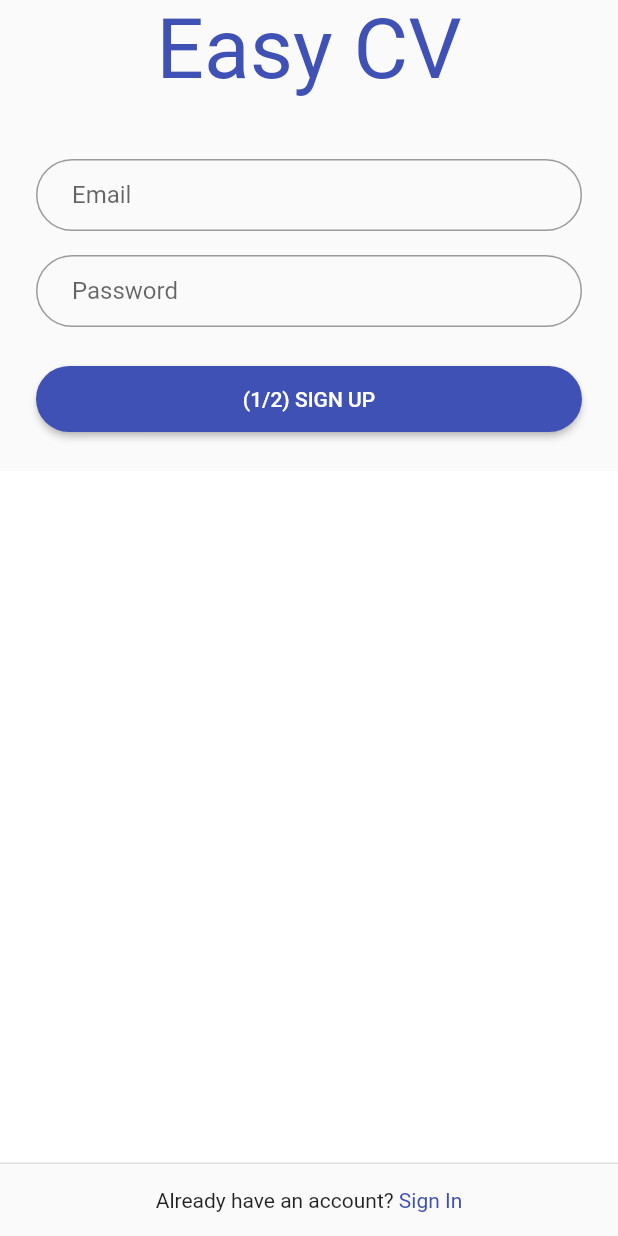
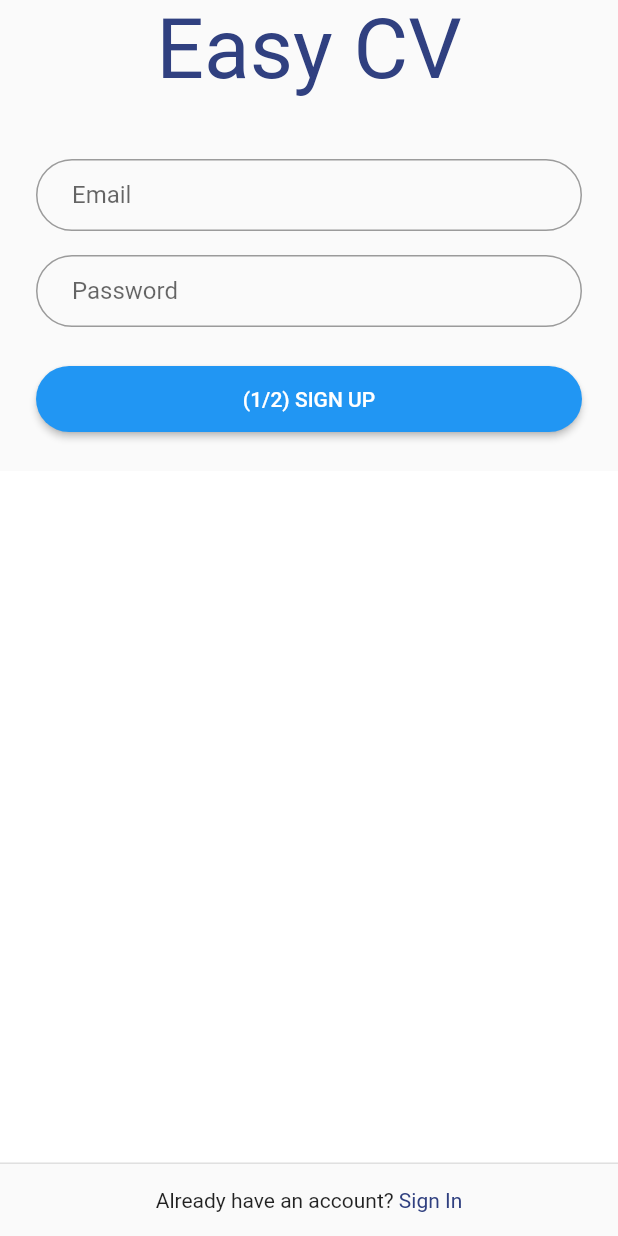
Before and after one commit to simonpham/easy_cv, a Flutter app: the screen it shows after launch, on a phone screen of 412 x 824 dp. Run offline on Flutter 3.47's test engine with Material 2 defaults, Android fonts, the phone set to English and light mode, and no system bars; our stand-ins replace cached_network_image, cloud_firestore, dio, firebase_auth, shimmer; accounts and stored records are empty.

Commit message:
feat: change theme colors

```diff
--- a/lib/constants/styles.dart
+++ b/lib/constants/styles.dart
@@ -3,21 +3,25 @@ import 'package:flutter/material.dart';
 final ThemeData appTheme = ThemeData(
   brightness: Brightness.light,
   scaffoldBackgroundColor: const Color.fromRGBO(250, 250, 250, 1.0),
-  primarySwatch: Colors.indigo,
+  primarySwatch: Colors.blue,
+  primaryColor: Color(0xff304080),
   inputDecorationTheme: inputDecorationTheme,
   cardTheme: cardTheme,
   buttonTheme: buttonTheme,
   cursorColor: Colors.indigo,
+  accentColor: Colors.green,
 );
 
 final ThemeData darkTheme = ThemeData(
   brightness: Brightness.dark,
   scaffoldBackgroundColor: Colors.black,
-  primarySwatch: Colors.indigo,
+  primarySwatch: Colors.blue,
+  primaryColor: Color(0xff304080),
   inputDecorationTheme: inputDecorationTheme,
   cardTheme: cardTheme.copyWith(color: Colors.black),
   buttonTheme: buttonTheme,
   cursorColor: Colors.indigo,
+  accentColor: Colors.green,
 );
 
 final inputDecorationTheme = InputDecorationTheme(
```
